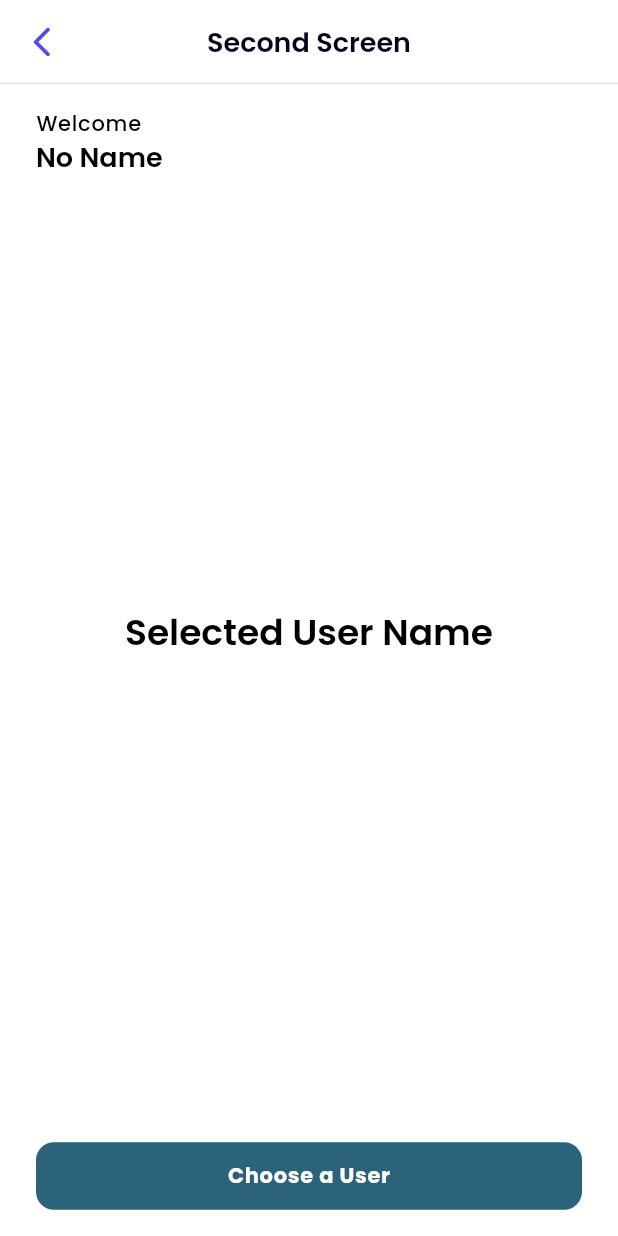
After one commit to Faradaii/simple_list_test, a Flutter app: the SecondScreen screen opened by its route, on a phone screen of 412 x 824 dp. The commit adds this screen. Run offline on Flutter 3.47's test engine with Material 3 defaults, Android fonts, the phone set to English and light mode, and no system bars; our stand-ins replace equatable, flutter_bloc, google_fonts.

Commit message:
feat: second screen feature
- create reusable appbar
- update first screen bugs
- update bloc

```diff
--- a/lib/main.dart
+++ b/lib/main.dart
@@ -4,6 +4,7 @@ import 'package:simple_list_test/common/constant/constant.dart';
 import 'package:simple_list_test/data/repositories/app_repository_impl.dart';
 import 'package:simple_list_test/presentation/bloc/shared_bloc.dart';
 import 'package:simple_list_test/presentation/screen/first_screen.dart';
+import 'package:simple_list_test/presentation/screen/second_screen.dart';
 
 import 'common/route/route.dart';
 import 'domain/usecases/check_palindrome_usecase.dart';
@@ -39,6 +40,8 @@ class MyApp extends StatelessWidget {
             switch (settings.name) {
               case firstScreenRouteName:
                 return MaterialPageRoute(builder: (_) => FirstScreen());
+              case secondScreenRouteName:
+                return MaterialPageRoute(builder: (_) => SecondScreen());
               default:
                 return MaterialPageRoute(
                     builder: (_) => Scaffold(
--- a/lib/presentation/bloc/shared_event.dart
+++ b/lib/presentation/bloc/shared_event.dart
@@ -11,3 +11,8 @@ class SharedPalindromeChangedEvent extends SharedEvent {
   final String textPalindrome;
   SharedPalindromeChangedEvent({required this.textPalindrome});
 }
+
+class SharedSelectedUserChangedEvent extends SharedEvent {
+  final String user;
+  SharedSelectedUserChangedEvent({required this.user});
+}
--- a/lib/presentation/bloc/shared_state.dart
+++ b/lib/presentation/bloc/shared_state.dart
@@ -1,45 +1,40 @@
 part of 'shared_bloc.dart';
 
-sealed class SharedState {
-  final String? name;
-  final String? textPalindrome;
-  final bool? isPalindrome;
-
-  const SharedState({
-    this.name,
-    this.textPalindrome,
-    this.isPalindrome,
-  });
-
-  SharedState copyWith({
-    String? name,
-    String? textPalindrome,
-    bool? isPalindrome,
-  }) {
-    if (this is SharedInitial) {
-      return SharedInitial();
-    } else if (this is SharedLoading) {
-      return SharedLoading();
-    } else if (this is SharedLoaded) {
-      return SharedLoaded();
-    } else {
-      return SharedLoaded(
-        name: name ?? this.name,
-        textPalindrome: textPalindrome ?? this.textPalindrome,
-        isPalindrome: isPalindrome ?? this.isPalindrome,
-      );
-    }
-  }
+sealed class SharedState extends Equatable {
+  @override
+  List<Object> get props => [];
 }
 
 final class SharedInitial extends SharedState {}
 
 final class SharedLoaded extends SharedState {
-  const SharedLoaded({
-    super.name,
-    super.textPalindrome,
-    super.isPalindrome,
+  final String name;
+  final String textPalindrome;
+  final bool isPalindrome;
+  final String selectedUser;
+
+  SharedLoaded({
+    this.name = "",
+    this.textPalindrome = "",
+    this.isPalindrome = false,
+    this.selectedUser = "",
   });
+
+  SharedLoaded copyWith({
+    String? name,
+    String? textPalindrome,
+    bool? isPalindrome,
+    String? selectedUser,
+  }) {
+    return SharedLoaded(
+        name: name ?? this.name,
+        textPalindrome: textPalindrome ?? this.textPalindrome,
+        isPalindrome: isPalindrome ?? this.isPalindrome,
+        selectedUser: selectedUser ?? this.selectedUser);
+  }
+
+  @override
+  List<Object> get props => [name, textPalindrome, isPalindrome, selectedUser];
 }
 
 final class SharedLoading extends SharedState {}
--- /dev/null
+++ b/lib/presentation/screen/second_screen.dart
@@ -0,0 +1,106 @@
+import 'package:flutter/material.dart';
+import 'package:flutter_bloc/flutter_bloc.dart';
+import 'package:simple_list_test/common/route/route.dart';
+import 'package:simple_list_test/presentation/bloc/shared_bloc.dart';
+import 'package:simple_list_test/presentation/widget/my_app_bar.dart';
+import 'package:simple_list_test/presentation/widget/my_button.dart';
+
+class SecondScreen extends StatefulWidget {
+  const SecondScreen({super.key});
+
+  @override
+  State<SecondScreen> createState() => _SecondScreenState();
+}
+
+class _SecondScreenState extends State<SecondScreen> {
+  @override
+  Widget build(BuildContext context) {
+    return Scaffold(
+      appBar: MyAppBar(title: "Second Screen"),
+      bottomNavigationBar: _buildBottomButton(),
+      body: SafeArea(
+        child: Padding(
+          padding: const EdgeInsets.symmetric(horizontal: 24, vertical: 16),
+          child: Column(
+            crossAxisAlignment: CrossAxisAlignment.stretch,
+            mainAxisSize: MainAxisSize.max,
+            children: [
+              _buildGreeting(),
+              Expanded(
+                child: Center(
+                  child: BlocBuilder<SharedBloc, SharedState>(
+                    builder: (context, state) {
+                      if (state is SharedLoaded &&
+                          state.selectedUser.isNotEmpty) {
+                        return Text(
+                          state.selectedUser,
+                          style: Theme.of(context)
+                              .textTheme
+                              .headlineLarge
+                              ?.copyWith(color: Colors.black),
+                        );
+                      }
+                      return Text(
+                        "Selected User Name",
+                        style: Theme.of(context)
+                            .textTheme
+                            .headlineLarge
+                            ?.copyWith(color: Colors.black),
+                      );
+                    },
+                  ),
+                ),
+              ),
+            ],
+          ),
+        ),
+      ),
+    );
+  }
+
+  Widget _buildGreeting() {
+    return Column(
+      crossAxisAlignment: CrossAxisAlignment.start,
+      mainAxisSize: MainAxisSize.max,
+      children: [
+        Text(
+          "Welcome",
+          style: Theme.of(context)
+              .textTheme
+              .bodyLarge
+              ?.copyWith(color: Colors.black),
+        ),
+        BlocBuilder<SharedBloc, SharedState>(
+          builder: (context, state) {
+            if (state is SharedLoaded && state.name.isNotEmpty) {
+              return Text(
+                state.name,
+                style: Theme.of(context)
+                    .textTheme
+                    .headlineMedium
+                    ?.copyWith(color: Colors.black),
+              );
+            }
+            return Text(
+              "No Name",
+              style: Theme.of(context)
+                  .textTheme
+                  .headlineMedium
+                  ?.copyWith(color: Colors.black),
+            );
+          },
+        ),
+      ],
+    );
+  }
+
+  Widget _buildBottomButton() {
+    return Padding(
+      padding: const EdgeInsets.symmetric(horizontal: 24, vertical: 16),
+      child: MyButton(
+        text: "Choose a User",
+        onPressed: () => Navigator.pushNamed(context, thirdScreenRouteName),
+      ),
+    );
+  }
+}
--- /dev/null
+++ b/lib/presentation/widget/my_app_bar.dart
@@ -0,0 +1,31 @@
+import 'package:flutter/material.dart';
+
+import '../../common/constant/constant.dart';
+
+class MyAppBar extends StatelessWidget implements PreferredSizeWidget {
+  final String title;
+  const MyAppBar({super.key, required this.title});
+
+  @override
+  PreferredSizeWidget build(BuildContext context) {
+    return AppBar(
+      backgroundColor: Theme.of(context).colorScheme.onSurface,
+      leading: IconButton(
+        onPressed: () => Navigator.pop(context),
+        icon: Icon(
+          Icons.arrow_back_ios_new_rounded,
+          color: kPurple,
+        ),
+      ),
+      elevation: 0,
+      title: Text(title, style: Theme.of(context).textTheme.headlineMedium),
+      centerTitle: true,
+      shape: Border(
+        bottom: BorderSide(color: kLightGray, width: 1),
+      ),
+    );
+  }
+
+  @override
+  Size get preferredSize => const Size.fromHeight(kToolbarHeight);
+}
--- a/lib/presentation/widget/my_button.dart
+++ b/lib/presentation/widget/my_button.dart
@@ -17,11 +17,14 @@ class MyButton extends StatelessWidget {
             borderRadius: BorderRadius.circular(12),
           ),
         ),
-        child: Text(
-          text,
-          style: Theme.of(context).textTheme.bodyLarge?.copyWith(
-              color: Theme.of(context).colorScheme.onSurface,
-              fontWeight: FontWeight.w700),
+        child: Padding(
+          padding: const EdgeInsets.symmetric(vertical: 4.0),
+          child: Text(
+            text,
+            style: Theme.of(context).textTheme.bodyLarge?.copyWith(
+                color: Theme.of(context).colorScheme.onSurface,
+                fontWeight: FontWeight.w700),
+          ),
         ),
       ),
     );
```
Also changed, not shown: lib/presentation/bloc/shared_bloc.dart (+24 -8 lines), lib/presentation/screen/first_screen.dart (+36 -17 lines), pubspec.lock.
